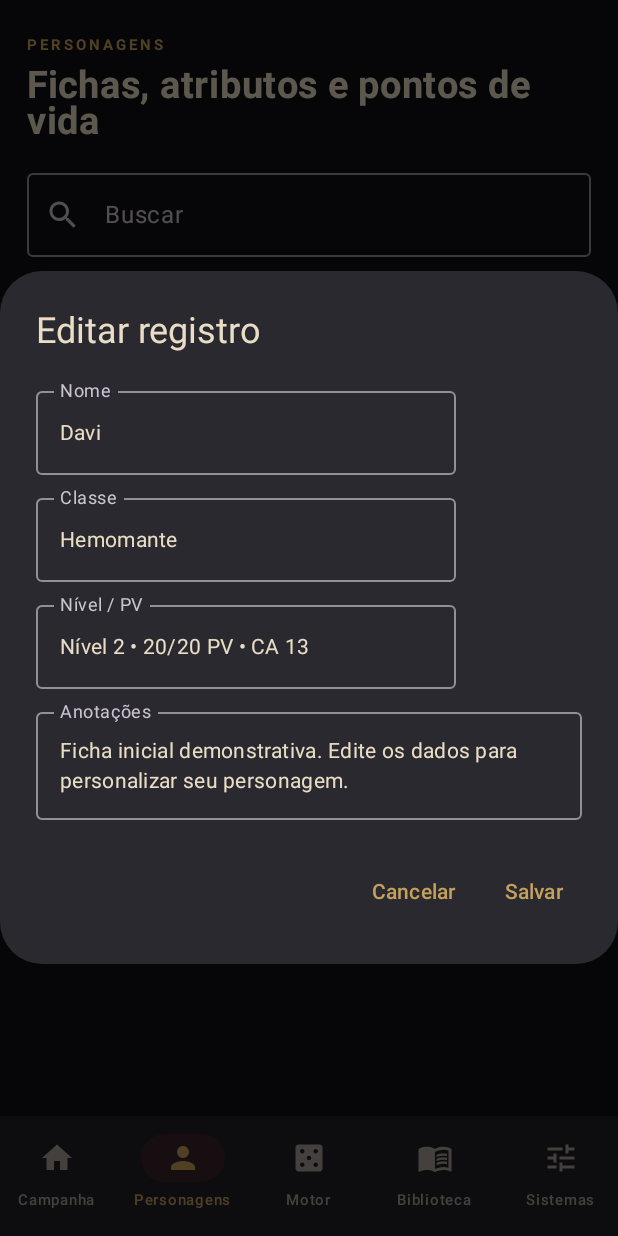
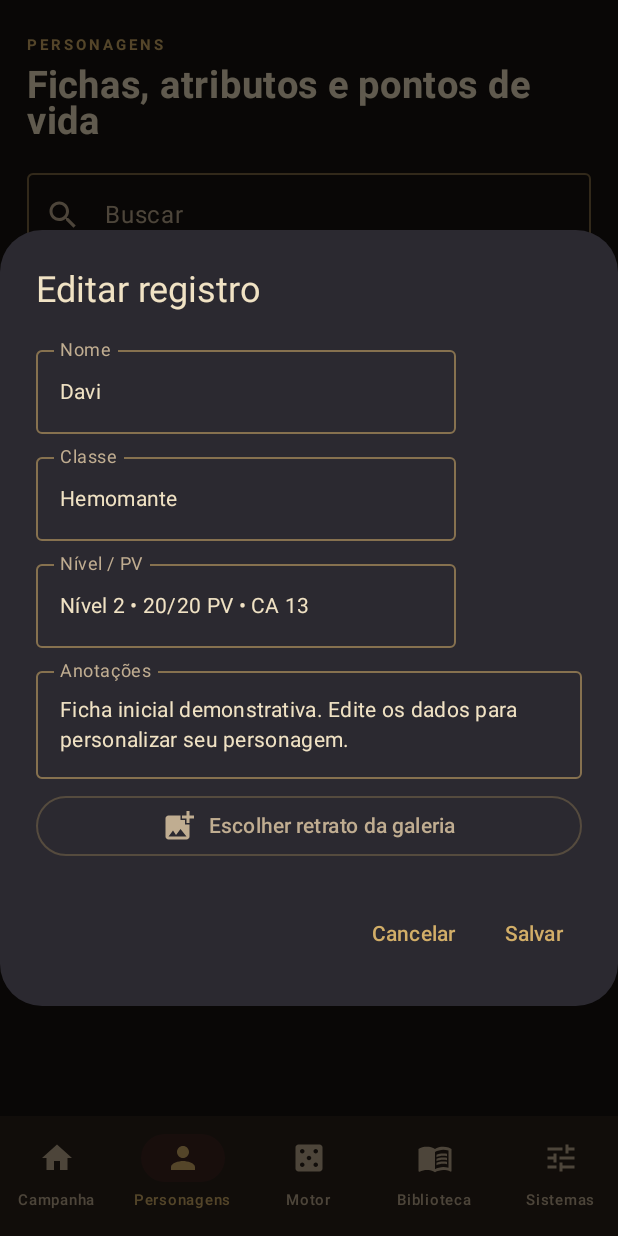
Before and after one commit to DaviFreitas12/-RPG-Beta-Android, an Android app built with Jetpack Compose: the screen it shows after launch (MainActivity), after a tap on "Editar", on a phone screen of 412 x 824 dp. Run offline under Robolectric (Android 15) with nearby library versions, the phone set to English and light mode, and no system bars; 3 other taps on this screen came first.

Commit message:
Atualizacao visual medieval

```diff
--- a/app/src/main/java/com/example/rpgsombrio/MainActivity.kt
+++ b/app/src/main/java/com/example/rpgsombrio/MainActivity.kt
@@ -2,10 +2,14 @@ package com.example.rpgsombrio
 
 import android.os.Bundle
 import android.content.Context
+import android.net.Uri
+import android.graphics.BitmapFactory
+import androidx.activity.result.contract.ActivityResultContracts
 import org.json.JSONArray
 import org.json.JSONObject
 import androidx.activity.ComponentActivity
 import androidx.activity.compose.setContent
+import androidx.activity.compose.rememberLauncherForActivityResult
 import androidx.compose.foundation.Image
 import androidx.compose.foundation.background
 import androidx.compose.foundation.clickable
@@ -20,19 +24,20 @@ import androidx.compose.runtime.*
 import androidx.compose.ui.Alignment
 import androidx.compose.ui.Modifier
 import androidx.compose.ui.graphics.Color
+import androidx.compose.ui.graphics.asImageBitmap
 import androidx.compose.ui.res.painterResource
 import androidx.compose.ui.text.font.FontWeight
 import androidx.compose.ui.unit.dp
 import androidx.compose.ui.unit.sp
 import java.util.UUID
 
-private val Night = Color(0xFF101014)
-private val Panel = Color(0xFF202027)
-private val Panel2 = Color(0xFF29252A)
-private val Blood = Color(0xFF922C38)
-private val Gold = Color(0xFFC6A15B)
-private val Parchment = Color(0xFFE9DDC5)
-private val Muted = Color(0xFFAAA19A)
+private val Night = Color(0xFF17120F)       // fundo: madeira escura
+private val Panel = Color(0xFF2B211A)       // painéis: couro
+private val Panel2 = Color(0xFF3B2B20)      // painéis elevados
+private val Blood = Color(0xFF7D2934)       // vinho medieval
+private val Gold = Color(0xFFD2AE68)        // filetes e destaques
+private val Parchment = Color(0xFFF0E2C4)   // texto de pergaminho
+private val Muted = Color(0xFFC0AD91)
 
 class MainActivity : ComponentActivity() {
     override fun onCreate(savedInstanceState: Bundle?) {
@@ -44,10 +49,23 @@ class MainActivity : ComponentActivity() {
 @Composable
 private fun RpgApp() {
     var selected by remember { mutableStateOf("Campanha") }
-    MaterialTheme(colorScheme = darkColorScheme(
-        primary = Gold, secondary = Blood, background = Night, surface = Panel,
-        onBackground = Parchment, onSurface = Parchment
-    )) {
+    MaterialTheme(
+        colorScheme = darkColorScheme(
+            primary = Gold, onPrimary = Night,
+            secondary = Blood, onSecondary = Parchment,
+            background = Night, onBackground = Parchment,
+            surface = Panel, onSurface = Parchment,
+            surfaceVariant = Panel2, onSurfaceVariant = Muted,
+            primaryContainer = Panel2, onPrimaryContainer = Parchment,
+            secondaryContainer = Blood.copy(alpha = .35f), onSecondaryContainer = Parchment,
+            outline = Gold.copy(alpha = .55f), outlineVariant = Gold.copy(alpha = .25f)
+        ),
+        shapes = Shapes(
+            small = RoundedCornerShape(10.dp),
+            medium = RoundedCornerShape(14.dp),
+            large = RoundedCornerShape(18.dp)
+        )
+    ) {
         Scaffold(
             containerColor = Night,
             bottomBar = {
@@ -107,7 +125,7 @@ private fun LibraryHubScreen(modifier: Modifier = Modifier, onNavigate: (String)
         item { QuickCard(Icons.Default.MenuBook, "Grimório", "Magias, poderes e efeitos") { onNavigate("Grimório") } }
         item { QuickCard(Icons.Default.Inventory2, "Itens", "Armas, armaduras, consumíveis e tesouros") { onNavigate("Itens") } }
         item {
-            Card(colors = CardDefaults.cardColors(containerColor = Panel2), shape = RoundedCornerShape(14.dp)) {
+            Card(colors = CardDefaults.cardColors(containerColor = Panel2), shape = RoundedCornerShape(14.dp), border = androidx.compose.foundation.BorderStroke(1.dp, Gold.copy(alpha = .24f))) {
                 Column(Modifier.padding(16.dp), verticalArrangement = Arrangement.spacedBy(6.dp)) {
                     Text("PRÓXIMA INTEGRAÇÃO", color = Gold, fontSize = 10.sp, fontWeight = FontWeight.Bold, letterSpacing = 1.5.sp)
                     Text("Os registros da biblioteca serão conectados às fichas e ao combate: itens equipados alteram atributos, magias executam efeitos e criaturas entram diretamente nos encontros.", color = Parchment, fontSize = 12.sp)
@@ -142,7 +160,7 @@ private fun CampaignScreen(modifier: Modifier = Modifier, onNavigate: (String) -
             }
         }
         item {
-            Card(colors = CardDefaults.cardColors(containerColor = Panel), shape = RoundedCornerShape(18.dp)) {
+            Card(colors = CardDefaults.cardColors(containerColor = Panel), shape = RoundedCornerShape(18.dp), border = androidx.compose.foundation.BorderStroke(1.dp, Gold.copy(alpha = .32f))) {
                 Column(Modifier.padding(18.dp), verticalArrangement = Arrangement.spacedBy(10.dp)) {
                     Text("CAMPANHA ATUAL", color = Gold, fontSize = 10.sp, fontWeight = FontWeight.Bold, letterSpacing = 2.sp)
                     Text(campaignName, color = Parchment, fontSize = 25.sp, fontWeight = FontWeight.Bold)
@@ -157,7 +175,7 @@ private fun CampaignScreen(modifier: Modifier = Modifier, onNavigate: (String) -
             }
         }
         item {
-            Card(colors = CardDefaults.cardColors(containerColor = Panel), shape = RoundedCornerShape(16.dp)) {
+            Card(colors = CardDefaults.cardColors(containerColor = Panel), shape = RoundedCornerShape(16.dp), border = androidx.compose.foundation.BorderStroke(1.dp, Gold.copy(alpha = .26f))) {
                 Column(Modifier.fillMaxWidth().padding(16.dp), verticalArrangement = Arrangement.spacedBy(8.dp)) {
                     Text("SISTEMA DE REGRAS", color = Gold, fontSize = 10.sp, fontWeight = FontWeight.Bold, letterSpacing = 1.7.sp)
                     Text("Cada campanha pode usar um sistema diferente.", color = Muted, fontSize = 12.sp)
@@ -219,10 +237,11 @@ private fun CharacterScreen(modifier: Modifier = Modifier) {
         listOf("Nome", "Classe", "Nível / PV", "Anotações"),
         listOf("Novo personagem", "Ex.: Hemomante", "Nível 1 • 10/10 PV", ""),
         listOf(LocalRecord("demo-davi", "Davi", "Hemomante", "Nível 2 • 20/20 PV • CA 13",
-            "Ficha inicial demonstrativa. Edite os dados para personalizar seu personagem.")))
+            "Ficha inicial demonstrativa. Edite os dados para personalizar seu personagem.")),
+        allowPortrait = true)
 }
 
-private data class LocalRecord(val id: String, val name: String, val category: String, val detail: String, val notes: String)
+private data class LocalRecord(val id: String, val name: String, val category: String, val detail: String, val notes: String, val imageUri: String = "")
 
 private fun readRecords(prefs: android.content.SharedPreferences, key: String, defaults: List<LocalRecord>): List<LocalRecord> {
     val raw = prefs.getString("records_$key", null) ?: return defaults
@@ -230,7 +249,7 @@ private fun readRecords(prefs: android.content.SharedPreferences, key: String, d
         val arr = JSONArray(raw)
         List(arr.length()) { i ->
             val o = arr.getJSONObject(i)
-            LocalRecord(o.optString("id"), o.optString("name"), o.optString("category"), o.optString("detail"), o.optString("notes"))
+            LocalRecord(o.optString("id"), o.optString("name"), o.optString("category"), o.optString("detail"), o.optString("notes"), o.optString("imageUri"))
         }
     } catch (_: Exception) { defaults }
 }
@@ -239,7 +258,7 @@ private fun saveRecords(prefs: android.content.SharedPreferences, key: String, r
     val arr = JSONArray()
     records.forEach { r ->
         arr.put(JSONObject().put("id", r.id).put("name", r.name).put("category", r.category)
-            .put("detail", r.detail).put("notes", r.notes))
+            .put("detail", r.detail).put("notes", r.notes).put("imageUri", r.imageUri))
     }
     prefs.edit().putString("records_$key", arr.toString()).apply()
 }
@@ -268,7 +287,8 @@ private fun LocalRecordsScreen(
     subtitle: String,
     fieldLabels: List<String>,
     placeholders: List<String>,
-    defaults: List<LocalRecord> = emptyList()
+    defaults: List<LocalRecord> = emptyList(),
+    allowPortrait: Boolean = false
 ) {
     val context = androidx.compose.ui.platform.LocalContext.current
     val prefs = remember { context.getSharedPreferences("rpg_local", Context.MODE_PRIVATE) }
@@ -280,6 +300,13 @@ private fun LocalRecordsScreen(
     var category by remember { mutableStateOf("") }
     var detail by remember { mutableStateOf("") }
     var notes by remember { mutableStateOf("") }
+    var portraitUri by remember { mutableStateOf("") }
+    val portraitPicker = rememberLauncherForActivityResult(ActivityResultContracts.OpenDocument()) { uri ->
+        if (uri != null) {
+            try { context.contentResolver.takePersistableUriPermission(uri, android.content.Intent.FLAG_GRANT_READ_URI_PERMISSION) } catch (_: Exception) { }
+            portraitUri = uri.toString()
+        }
+    }
     var deleteTarget by remember { mutableStateOf<LocalRecord?>(null) }
 
     fun persist() = saveRecords(prefs, key, records.toList())
@@ -289,6 +316,7 @@ private fun LocalRecordsScreen(
         category = record?.category ?: placeholders[1]
         detail = record?.detail ?: placeholders[2]
         notes = record?.notes ?: placeholders[3]
+        portraitUri = record?.imageUri ?: ""
         dialogOpen = true
     }
 
@@ -316,9 +344,18 @@ private fun LocalRecordsScreen(
         }
         items(filtered.size) { index ->
             val record = filtered[index]
-            Card(colors = CardDefaults.cardColors(containerColor = Panel), shape = RoundedCornerShape(14.dp)) {
+            Card(colors = CardDefaults.cardColors(containerColor = Panel), shape = RoundedCornerShape(14.dp), border = androidx.compose.foundation.BorderStroke(1.dp, Gold.copy(alpha = .22f))) {
                 Column(Modifier.fillMaxWidth().padding(14.dp), verticalArrangement = Arrangement.spacedBy(7.dp)) {
-                    Text(record.name, color = Parchment, fontSize = 18.sp, fontWeight = FontWeight.Bold)
+                    Row(verticalAlignment = Alignment.CenterVertically, horizontalArrangement = Arrangement.spacedBy(12.dp)) {
+                        if (allowPortrait && record.imageUri.isNotBlank()) {
+                            val avatar = remember(record.imageUri) { runCatching { context.contentResolver.openInputStream(Uri.parse(record.imageUri))?.use { BitmapFactory.decodeStream(it) } }.getOrNull() }
+                            if (avatar != null) Image(bitmap = avatar.asImageBitmap(), contentDescription = "Retrato de ${record.name}", modifier = Modifier.size(64.dp), contentScale = androidx.compose.ui.layout.ContentScale.Crop)
+                        }
+                        Column(Modifier.weight(1f)) {
+                            Text(record.name, color = Parchment, fontSize = 18.sp, fontWeight = FontWeight.Bold)
+                            if (record.category.isNotBlank()) Text(record.category, color = Gold, fontSize = 12.sp)
+                        }
+                    }
                     Row(horizontalArrangement = Arrangement.spacedBy(7.dp)) {
                         if (record.category.isNotBlank()) InfoPill(record.category)
                         if (record.detail.isNotBlank()) InfoPill(record.detail)
@@ -342,13 +379,21 @@ private fun LocalRecordsScreen(
                     OutlinedTextField(category, { category = it }, label = { Text(fieldLabels[1]) }, singleLine = true)
                     OutlinedTextField(detail, { detail = it }, label = { Text(fieldLabels[2]) }, singleLine = true)
                     OutlinedTextField(notes, { notes = it }, label = { Text(fieldLabels[3]) }, minLines = 2)
+                    if (allowPortrait) {
+                        OutlinedButton(onClick = { portraitPicker.launch(arrayOf("image/*")) }, modifier = Modifier.fillMaxWidth()) {
+                            Icon(Icons.Default.AddPhotoAlternate, contentDescription = null)
+                            Spacer(Modifier.width(8.dp))
+                            Text(if (portraitUri.isBlank()) "Escolher retrato da galeria" else "Trocar retrato")
+                        }
+                        if (portraitUri.isNotBlank()) Text("Imagem selecionada para esta ficha.", color = Gold, fontSize = 11.sp)
+                    }
                 }
             },
             confirmButton = {
                 TextButton(onClick = {
                     if (name.isNotBlank()) {
                         val record = LocalRecord(editingId ?: UUID.randomUUID().toString(), name.trim(),
-                            category.trim(), detail.trim(), notes.trim())
+                            category.trim(), detail.trim(), notes.trim(), portraitUri)
                         val index = records.indexOfFirst { it.id == record.id }
                         if (index >= 0) records[index] = record else records.add(0, record)
                         persist()
@@ -731,8 +776,8 @@ private fun loadStringList(raw: String?, fallback: List<String>): List<String> {
 
 @Composable
 private fun EditorCard(title: String, subtitle: String, content: @Composable ColumnScope.() -> Unit) {
-    Card(colors = CardDefaults.cardColors(containerColor = Panel), shape = RoundedCornerShape(14.dp)) {
-        Column(Modifier.fillMaxWidth().padding(14.dp), verticalArrangement = Arrangement.spacedBy(9.dp)) {
+    Card(colors = CardDefaults.cardColors(containerColor = Panel), shape = RoundedCornerShape(16.dp), border = androidx.compose.foundation.BorderStroke(1.dp, Gold.copy(alpha = .28f))) {
+        Column(Modifier.fillMaxWidth().padding(15.dp), verticalArrangement = Arrangement.spacedBy(9.dp)) {
             Text(title, color = Gold, fontSize = 10.sp, fontWeight = FontWeight.Bold, letterSpacing = 1.5.sp)
             Text(subtitle, color = Muted, fontSize = 11.sp)
             content()
@@ -765,7 +810,7 @@ private fun InfoPill(text: String) {
 
 @Composable
 private fun QuickCard(icon: androidx.compose.ui.graphics.vector.ImageVector, title: String, description: String, onClick: () -> Unit = {}) {
-    Card(modifier = Modifier.clickable(onClick = onClick), colors = CardDefaults.cardColors(containerColor = Panel), shape = RoundedCornerShape(12.dp)) {
+    Card(modifier = Modifier.clickable(onClick = onClick), colors = CardDefaults.cardColors(containerColor = Panel), shape = RoundedCornerShape(15.dp), border = androidx.compose.foundation.BorderStroke(1.dp, Gold.copy(alpha = .24f))) {
         Row(Modifier.fillMaxWidth().padding(15.dp), verticalAlignment = Alignment.CenterVertically) {
             Icon(icon, null, tint = Gold, modifier = Modifier.size(25.dp))
             Spacer(Modifier.width(13.dp))
```
Also changed, not shown: 3 other files.
